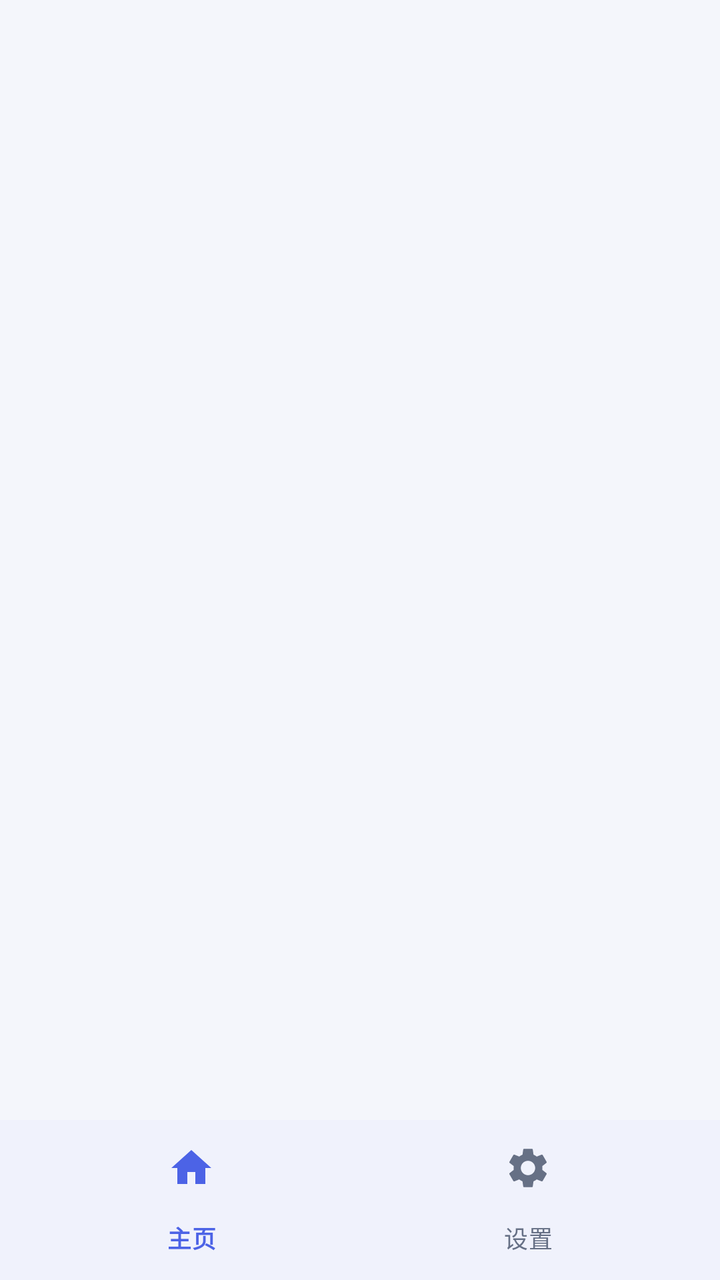
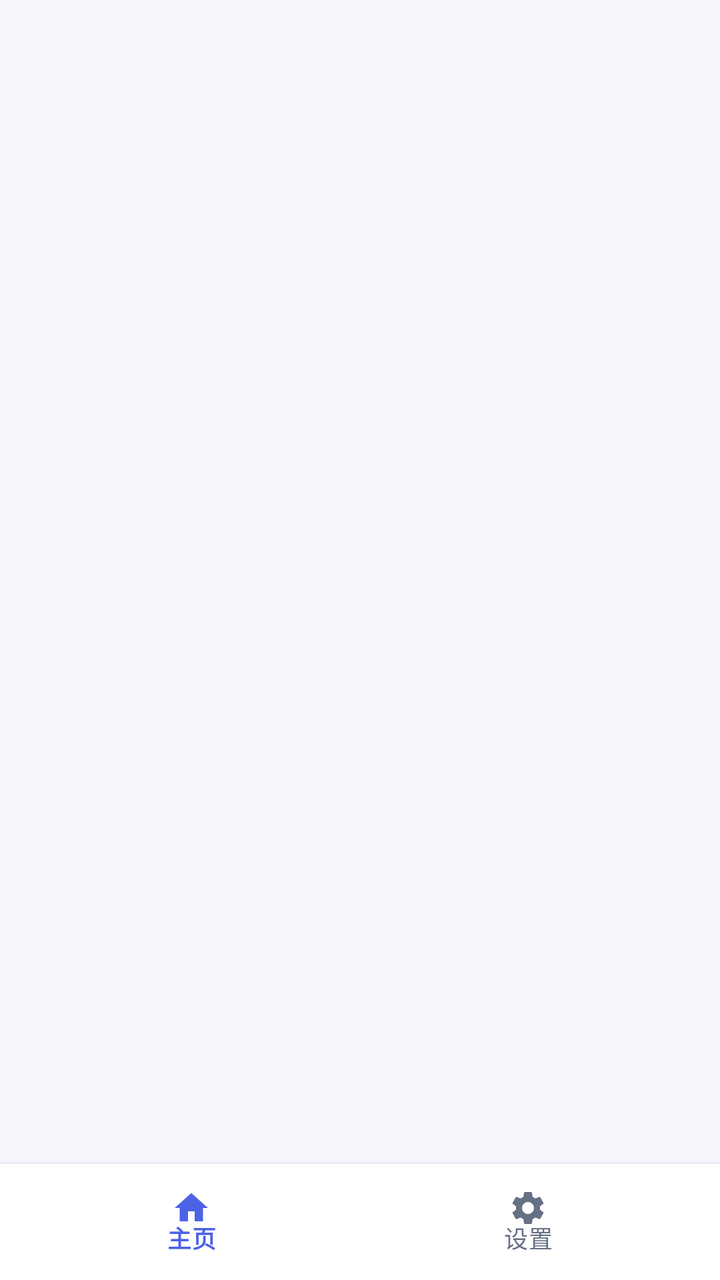

Screens rendered from an Android XML layout before and after an edit, with the pre-edit source and the edit as a unified diff.
<!-- AndroidManifest.xml: application theme Theme.Wanxiang -->
<!-- res/layout/activity_main.xml -->
<?xml version="1.0" encoding="utf-8"?>
<LinearLayout xmlns:android="http://schemas.android.com/apk/res/android"
    xmlns:app="http://schemas.android.com/apk/res-auto"
    android:layout_width="match_parent"
    android:layout_height="match_parent"
    android:orientation="vertical"
    android:background="@color/bg">

    
    <androidx.fragment.app.FragmentContainerView
        android:id="@+id/fragmentContainer"
        android:layout_width="match_parent"
        android:layout_height="0dp"
        android:layout_weight="1" />

    
    <com.google.android.material.bottomnavigation.BottomNavigationView
        android:id="@+id/bottomNav"
        android:layout_width="match_parent"
        android:layout_height="wrap_content"
        android:background="@color/surface"
        app:itemIconTint="@color/bottom_nav_tint"
        app:itemTextColor="@color/bottom_nav_tint"
        app:labelVisibilityMode="labeled"
        app:menu="@menu/bottom_nav" />

</LinearLayout>
<!-- resources referenced by this layout -->
<resources>
  <color name="bg">#F4F6FB</color>
  <color name="surface">#FFFFFF</color>
  <style name="Theme.Wanxiang" parent="Theme.Material3.Light.NoActionBar">
          <item name="colorPrimary">@color/brand</item>
          <item name="colorOnPrimary">@color/white</item>
          <item name="colorPrimaryContainer">@color/brand_light</item>
          <item name="colorOnPrimaryContainer">@color/brand_dark</item>
          <item name="colorSecondary">@color/brand_soft</item>
          <item name="colorSecondaryContainer">@color/brand_light</item>
          <item name="colorOnSecondaryContainer">@color/brand_dark</item>
          <item name="android:colorBackground">@color/bg</item>
          <item name="colorSurface">@color/surface</item>
          <item name="colorOnSurface">@color/ink</item>
          <item name="colorOnSurfaceVariant">@color/muted</item>
          <item name="colorOutline">@color/line</item>
          <item name="android:statusBarColor">@color/bg</item>
          <item name="android:windowLightStatusBar">true</item>
          <item name="android:navigationBarColor">@color/surface</item>
          <item name="android:windowBackground">@color/bg</item>
          <item name="colorControlActivated">@color/brand</item>
      </style>
  <color name="brand">#4C63E6</color>
  <color name="white">#FFFFFF</color>
  <color name="brand_light">#EEF1FF</color>
  <color name="brand_dark">#3A52D6</color>
  <color name="brand_soft">#5B71EF</color>
  <color name="ink">#101828</color>
  <color name="muted">#667085</color>
  <color name="line">#E7EBF3</color>
</resources>

<!-- the commit's change to res/layout/activity_main.xml (unified diff, before → after) -->
@@ -14,11 +14,20 @@
         android:layout_weight="1" />
 
     
+    <View
+        android:layout_width="match_parent"
+        android:layout_height="1dp"
+        android:background="@color/line" />
+
+    
     <com.google.android.material.bottomnavigation.BottomNavigationView
         android:id="@+id/bottomNav"
         android:layout_width="match_parent"
-        android:layout_height="wrap_content"
+        android:layout_height="58dp"
         android:background="@color/surface"
+        app:elevation="0dp"
+        app:itemActiveIndicatorStyle="@null"
+        app:itemIconSize="20dp"
         app:itemIconTint="@color/bottom_nav_tint"
         app:itemTextColor="@color/bottom_nav_tint"
         app:labelVisibilityMode="labeled"
